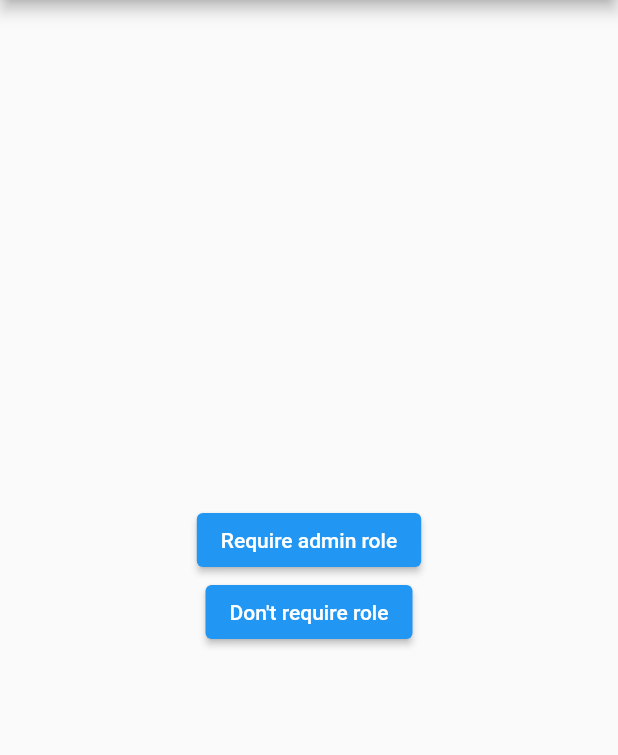
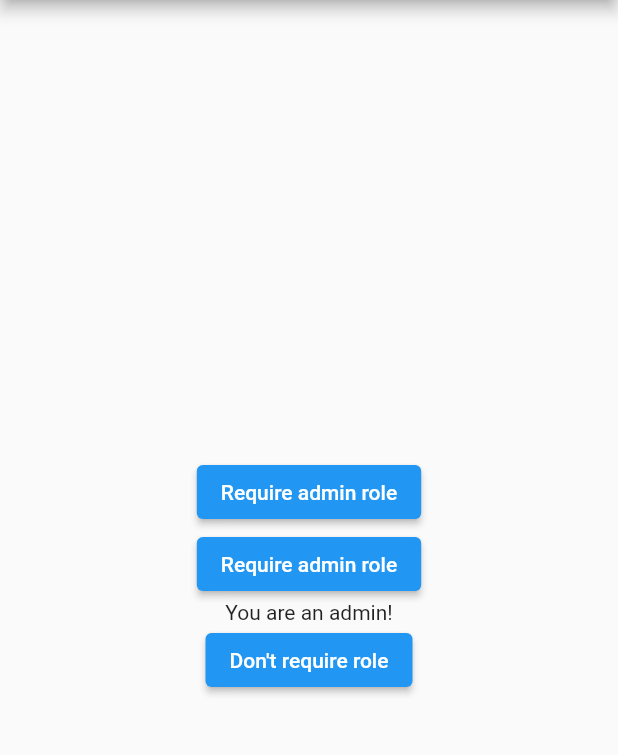
Before and after one commit to angelg7/role_based_routing, a Flutter app: the screen it shows after launch, on a phone screen of 412 x 824 dp, the part 84-839 px from its top. Run offline on Flutter 3.47's test engine with Material 2 defaults, Android fonts, the phone set to English and light mode, and no system bars.

Commit message:
Add RoleBasedWidget

```diff
--- a/lib/main.dart
+++ b/lib/main.dart
@@ -49,6 +49,18 @@ class _MyHomePageState extends State<MyHomePage> {
               },
               child: const Text('Require admin role'),
             ),
+            authorizeWidget(
+              context: context,
+              role: 'admin',
+              widget: ElevatedButton(
+                onPressed: () {
+                  authorizeRoute(
+                      context: context, role: 'admin', route: ScreenOne());
+                },
+                child: const Text('Require admin role'),
+              ),
+            ),
+            RoleBasedWidget(role: 'admin', child: Text('You are an admin!')),
             ElevatedButton(
               onPressed: () {
                 Navigator.push(
@@ -76,7 +88,7 @@ void authorizeRoute(
     Navigator.push(
       context,
       MaterialPageRoute(builder: (context) {
-        return const ScreenOne();
+        return route;
       }),
     );
   } else {
@@ -86,8 +98,38 @@ void authorizeRoute(
   }
 }
 
+Widget authorizeWidget(
+    {required BuildContext context,
+    required String role,
+    required Widget widget}) {
+  var userRole = AuthenticationFake().getUserRole();
+  if (userRole == role) {
+    return widget;
+  } else {
+    return const SizedBox();
+  }
+}
+
+class RoleBasedWidget extends StatelessWidget {
+  const RoleBasedWidget({Key? key, required this.role, required this.child})
+      : super(key: key);
+
+  final String role;
+  final Widget child;
+
+  @override
+  Widget build(BuildContext context) {
+    var userRole = AuthenticationFake().getUserRole();
+    if (userRole == role) {
+      return child;
+    } else {
+      return const SizedBox();
+    }
+  }
+}
+
 class AuthenticationFake {
   String getUserRole() {
-    return 'basic';
+    return 'admin';
   }
 }
```
